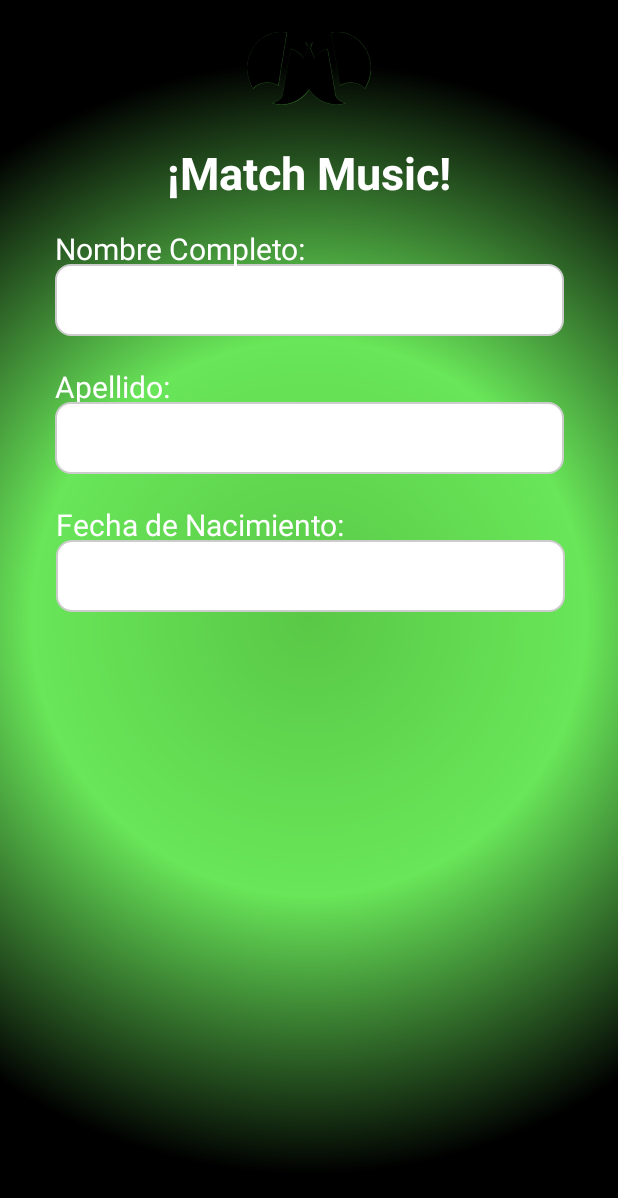
After one commit to MatchMusicTinder/AppMMT, an Android app: the RegistroSegundoPasoActivity screen opened directly, with no data from a screen before it, on a phone screen of 412 x 824 dp. The commit adds this screen. Shown: the top 1198 px of the screen. Run offline under Robolectric (Android 15) with nearby library versions, the phone set to English and light mode, and no system bars.

Commit message:
Agregado Arranque del segundo paso del registro

```diff
--- a/app/src/main/AndroidManifest.xml
+++ b/app/src/main/AndroidManifest.xml
@@ -1,6 +1,6 @@
 <?xml version="1.0" encoding="utf-8"?>
 <manifest xmlns:android="http://schemas.android.com/apk/res/android"
-    xmlns:tools="http://schemas.android.com/tools" >
+    xmlns:tools="http://schemas.android.com/tools">
 
     <application
         android:allowBackup="true"
@@ -11,7 +11,10 @@
         android:roundIcon="@mipmap/ic_launcher_round"
         android:supportsRtl="true"
         android:theme="@style/Theme.MMT"
-        tools:targetApi="31" >
+        tools:targetApi="31">
+        <activity
+            android:name=".RegistroSegundoPasoActivity"
+            android:exported="false" />
         <activity
             android:name=".LoginActivity"
             android:exported="false" />
@@ -20,7 +23,7 @@
             android:exported="false" />
         <activity
             android:name=".MainActivity"
-            android:exported="true" >
+            android:exported="true">
             <intent-filter>
                 <action android:name="android.intent.action.MAIN" />
 
--- a/app/src/main/java/com/example/mmt/MainActivity.java
+++ b/app/src/main/java/com/example/mmt/MainActivity.java
@@ -22,4 +22,5 @@ public class MainActivity extends AppCompatActivity {
         Intent intent = new Intent(this, RegistroActivity.class);
         startActivity(intent);
     }
+
 }
--- a/app/src/main/java/com/example/mmt/RegistroActivity.java
+++ b/app/src/main/java/com/example/mmt/RegistroActivity.java
@@ -2,7 +2,9 @@ package com.example.mmt;
 
 import androidx.appcompat.app.AppCompatActivity;
 
+import android.content.Intent;
 import android.os.Bundle;
+import android.view.View;
 
 public class RegistroActivity extends AppCompatActivity {
 
@@ -11,4 +13,8 @@ public class RegistroActivity extends AppCompatActivity {
         super.onCreate(savedInstanceState);
         setContentView(R.layout.activity_registro);
     }
+    public void launchRegistroSegundoPasoActivity(View view) {
+        Intent intent = new Intent(this, RegistroSegundoPasoActivity.class);
+        startActivity(intent);
+    }
 }
--- /dev/null
+++ b/app/src/main/java/com/example/mmt/RegistroSegundoPasoActivity.java
@@ -0,0 +1,15 @@
+package com.example.mmt;
+
+import androidx.appcompat.app.AppCompatActivity;
+
+import android.os.Bundle;
+
+public class RegistroSegundoPasoActivity extends AppCompatActivity {
+
+    @Override
+    protected void onCreate(Bundle savedInstanceState) {
+        super.onCreate(savedInstanceState);
+        setContentView(R.layout.activity_registro_segundo_paso);
+    }
+
+}
--- a/app/src/main/res/layout/activity_registro.xml
+++ b/app/src/main/res/layout/activity_registro.xml
@@ -5,7 +5,7 @@
     android:layout_width="match_parent"
     android:layout_height="match_parent"
     android:background="@drawable/degradado"
-    tools:context=".MainActivity">
+    tools:context=".RegistroActivity">
 
     <EditText
         android:id="@+id/txtTelefono"
@@ -202,6 +202,8 @@
         android:layout_height="71dp"
         android:layout_marginTop="31dp"
         android:layout_marginEnd="28dp"
+        android:clickable="true"
+        android:onClick="launchRegistroSegundoPasoActivity"
         android:src="@drawable/flecha_seguir"
         app:layout_constraintBottom_toBottomOf="parent"
         app:layout_constraintEnd_toEndOf="parent"
--- /dev/null
+++ b/app/src/main/res/layout/activity_registro_segundo_paso.xml
@@ -0,0 +1,135 @@
+<?xml version="1.0" encoding="utf-8"?>
+<androidx.constraintlayout.widget.ConstraintLayout xmlns:android="http://schemas.android.com/apk/res/android"
+xmlns:app="http://schemas.android.com/apk/res-auto"
+xmlns:tools="http://schemas.android.com/tools"
+android:layout_width="match_parent"
+android:layout_height="match_parent"
+android:background="@drawable/degradado"
+tools:context=".RegistroSegundoPasoActivity">
+
+    <TextView
+    android:id="@+id/textView9"
+    android:layout_width="339dp"
+    android:layout_height="26dp"
+    android:layout_marginTop="20dp"
+    android:text="Fecha de Nacimiento:"
+    android:textAppearance="@style/TextAppearance.AppCompat.Display1"
+    android:textColor="@color/white"
+    android:textSize="20dp"
+    app:layout_constraintEnd_toEndOf="parent"
+    app:layout_constraintHorizontal_bias="0.512"
+    app:layout_constraintStart_toStartOf="parent"
+    app:layout_constraintTop_toBottomOf="@+id/txtApellido" />
+
+<EditText
+    android:id="@+id/txtFechaNacimiento"
+    style="@style/Widget.Material3.AutoCompleteTextView.OutlinedBox"
+    android:layout_width="339dp"
+    android:layout_height="48dp"
+    android:layout_marginTop="24dp"
+    android:background="@drawable/edittext_rounded_border"
+    android:ems="10"
+    android:inputType="text"
+    android:paddingTop="6dp"
+    android:selectAllOnFocus="true"
+    android:singleLine="true"
+    android:textAppearance="@style/TextAppearance.AppCompat.Large"
+    app:layout_constraintEnd_toEndOf="parent"
+    app:layout_constraintHorizontal_bias="0.512"
+    app:layout_constraintStart_toStartOf="parent"
+    app:layout_constraintTop_toTopOf="@+id/textView9" />
+
+<TextView
+    android:id="@+id/textView8"
+    android:layout_width="339dp"
+    android:layout_height="26dp"
+    android:layout_marginTop="20dp"
+    android:text="Apellido:"
+    android:textAppearance="@style/TextAppearance.AppCompat.Display1"
+    android:textColor="@color/white"
+    android:textSize="20dp"
+    app:layout_constraintEnd_toEndOf="parent"
+    app:layout_constraintHorizontal_bias="0.504"
+    app:layout_constraintStart_toStartOf="parent"
+    app:layout_constraintTop_toBottomOf="@+id/txtNombre" />
+
+<EditText
+    android:id="@+id/txtApellido"
+    style="@style/Widget.Material3.AutoCompleteTextView.OutlinedBox"
+    android:layout_width="339dp"
+    android:layout_height="48dp"
+    android:layout_marginTop="24dp"
+    android:background="@drawable/edittext_rounded_border"
+    android:ems="10"
+    android:inputType="text"
+    android:paddingTop="6dp"
+    android:selectAllOnFocus="true"
+    android:singleLine="true"
+    android:textAppearance="@style/TextAppearance.AppCompat.Large"
+    app:layout_constraintEnd_toEndOf="parent"
+    app:layout_constraintHorizontal_bias="0.504"
+    app:layout_constraintStart_toStartOf="parent"
+    app:layout_constraintTop_toTopOf="@+id/textView8" />
+
+<TextView
+    android:id="@+id/textView3"
+    android:layout_width="wrap_content"
+    android:layout_height="wrap_content"
+    android:text="¡Match Music!"
+    android:textAlignment="center"
+    android:textColor="#ffffff"
+    android:textSize="30dp"
+    android:textStyle="bold"
+    app:layout_constraintBottom_toBottomOf="parent"
+    app:layout_constraintEnd_toEndOf="parent"
+    app:layout_constraintHorizontal_bias="0.501"
+    app:layout_constraintStart_toStartOf="parent"
+    app:layout_constraintTop_toTopOf="parent"
+    app:layout_constraintVertical_bias="0.121" />
+
+<ImageView
+    android:id="@+id/imageView3"
+    android:layout_width="158dp"
+    android:layout_height="58dp"
+    android:layout_marginTop="16dp"
+    app:layout_constraintBottom_toTopOf="@+id/textView3"
+    app:layout_constraintEnd_toEndOf="parent"
+    app:layout_constraintStart_toStartOf="parent"
+    app:layout_constraintTop_toTopOf="parent"
+    app:layout_constraintVertical_bias="0.0"
+    app:srcCompat="@drawable/logo_mm" />
+
+<EditText
+    android:id="@+id/txtNombre"
+    style="@style/Widget.Material3.AutoCompleteTextView.OutlinedBox"
+    android:layout_width="339dp"
+    android:layout_height="48dp"
+    android:layout_marginStart="16dp"
+    android:layout_marginTop="24dp"
+    android:layout_marginEnd="16dp"
+    android:background="@drawable/edittext_rounded_border"
+    android:ems="10"
+    android:inputType="text"
+    android:paddingTop="6dp"
+    android:selectAllOnFocus="true"
+    android:singleLine="true"
+    android:textAppearance="@style/TextAppearance.AppCompat.Large"
+    app:layout_constraintEnd_toEndOf="parent"
+    app:layout_constraintHorizontal_bias="0.516"
+    app:layout_constraintStart_toStartOf="parent"
+    app:layout_constraintTop_toTopOf="@+id/textView5" />
+
+<TextView
+    android:id="@+id/textView5"
+    android:layout_width="339dp"
+    android:layout_height="26dp"
+    android:layout_marginTop="152dp"
+    android:text="Nombre Completo:"
+    android:textAppearance="@style/TextAppearance.AppCompat.Display1"
+    android:textColor="@color/white"
+    android:textSize="20dp"
+    app:layout_constraintEnd_toEndOf="parent"
+    app:layout_constraintStart_toStartOf="parent"
+    app:layout_constraintTop_toTopOf="parent" />
+
+</androidx.constraintlayout.widget.ConstraintLayout>
```
